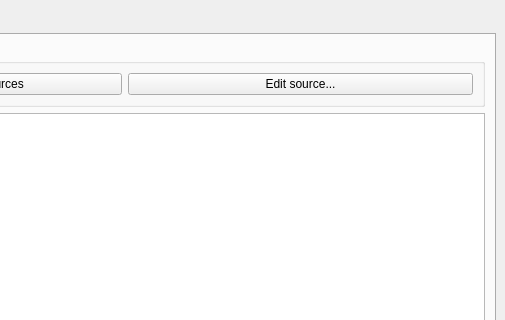
Qt form ui/modbuddy.ui (OlavStornes/ModBuddy) before a commit; both pictures show x 958 to 1463 and y 0 to 320 of the 1463 by 809 pixel window.
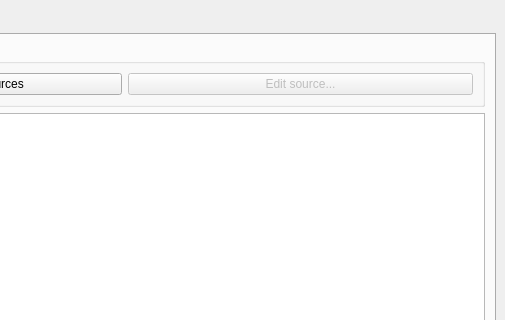
The same form after that commit.

Commit message: disable non-functioning button

What changed in the file:
```diff
--- a/ui/modbuddy.ui
+++ b/ui/modbuddy.ui
@@ -357,6 +357,15 @@
            </item>
            <item>
             <widget class="QPushButton" name="source_edit">
+             <property name="enabled">
+              <bool>false</bool>
+             </property>
+             <property name="sizePolicy">
+              <sizepolicy hsizetype="Minimum" vsizetype="Fixed">
+               <horstretch>0</horstretch>
+               <verstretch>0</verstretch>
+              </sizepolicy>
+             </property>
              <property name="text">
               <string>Edit source...</string>
              </property>
```
